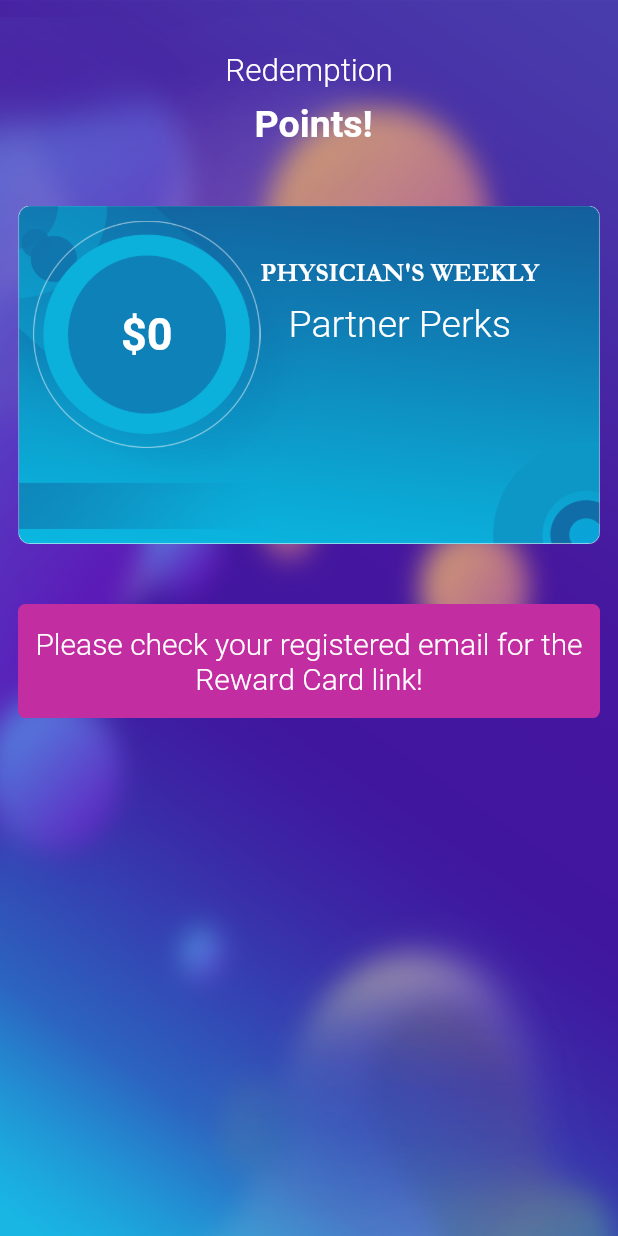
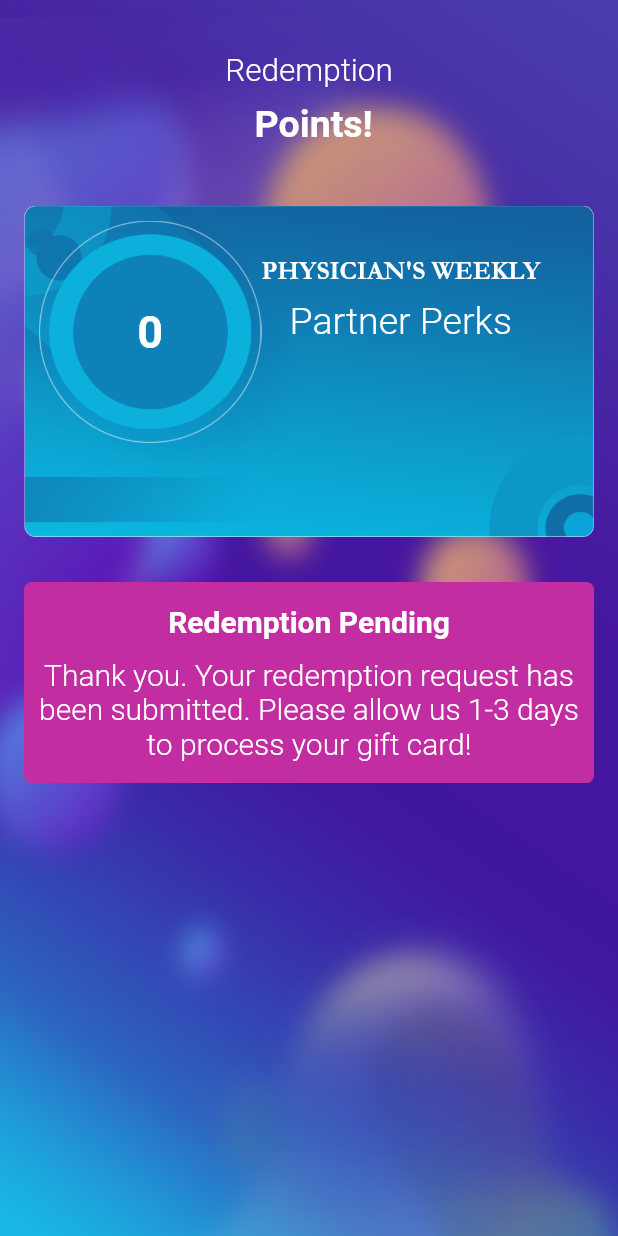
Before and after one commit to Ramanprimotech/PWapp, a Flutter app: the RewardView screen opened directly, on a phone screen of 412 x 824 dp. Run offline on Flutter 3.47's test engine with Material 2 defaults, Android fonts, the phone set to English and light mode, and no system bars; our stand-ins replace date_format, device_info_plus, dio, flutter_offline, geocoding, geolocator and 7 more; missing offline and left inert: connectivity_plus_web, flutter_barcode_scanner, image_picker_for_web, network_info_plus_web, shared_preferences_web; accounts and stored records are empty; network calls fail; Roboto replaces fonts that are missing (texgyreadventor-regular).

Commit message:
Redeem screen fixed

```diff
--- a/lib/views/rewards/Reward.dart
+++ b/lib/views/rewards/Reward.dart
@@ -1,7 +1,6 @@
-import 'dart:developer';
+
 import 'package:flutter_offline/flutter_offline.dart';
 import 'package:http/http.dart' as http;
-import 'package:pwlp/views/rewards/RedeemSuccess.dart';
 import '../../Model/common/MoneyData.dart';
 import '../../Model/common/PointsData.dart';
 import 'package:pwlp/pw_app.dart';
@@ -272,21 +271,21 @@ class _RewardViewState extends State<RewardView> {
     }
   }*/
 
-
-
   _redeemPointsNew(String pointStr) async {
     Utility().onLoading(context, true);
     SharedPreferences sharedPreferences = await SharedPreferences.getInstance();
     sharedPreferences = await SharedPreferences.getInstance();
     String uri = Api.baseUrl + Api().save_redemption;
     var request = http.MultipartRequest('POST', Uri.parse(uri));
-    request.fields['user_id']= sharedPreferences.getString("userID") ?? "";
-    request.fields['email']= sharedPreferences.getString('email') ?? "";
-    request.fields['speciality']= sharedPreferences.getString('specialty') ?? "";
-    request.fields['first_name']= sharedPreferences.getString('firstname') ?? "";
-    request.fields['last_name']= sharedPreferences.getString('lastname') ?? "";
-    request.fields['points']= pointInt.toString();
-    request.fields['amount']=  (pointInt/10).toString();
+    request.fields['user_id'] = sharedPreferences.getString("userID") ?? "";
+    request.fields['email'] = sharedPreferences.getString('email') ?? "";
+    request.fields['speciality'] =
+        sharedPreferences.getString('specialty') ?? "";
+    request.fields['first_name'] =
+        sharedPreferences.getString('firstname') ?? "";
+    request.fields['last_name'] = sharedPreferences.getString('lastname') ?? "";
+    request.fields['points'] = pointInt.toString();
+    request.fields['amount'] = (pointInt / 10).toString();
 
     // Send the request
     var response = await request.send();
@@ -344,30 +343,39 @@ class _RewardViewState extends State<RewardView> {
 
   @override
   Widget build(BuildContext context) {
-    final redeemScreen = Visibility(
-        child: Column(
-      children: <Widget>[
-        Column(
-          children: <Widget>[
-            const SizedBox(
-              height: 35.0,
+    final double amount = pointInt / 10;
+    return Scaffold(
+      body: OfflineBuilder(
+        debounceDuration: Duration.zero,
+        connectivityBuilder: (
+          BuildContext context,
+          ConnectivityResult connectivity,
+          Widget child,
+        ) {
+          if (connectivity == ConnectivityResult.none) {
+            return const ConnectivityMessage();
+          }
+          return child;
+        },
+        child: Container(
+          decoration: const BoxDecoration(
+            image: DecorationImage(
+              image: AssetImage('Assets/dashboard-bg.png'),
+              fit: BoxFit.fill,
+              alignment: Alignment.topCenter,
             ),
-            Center(
-              child: Text(
+          ),
+          child: ListView(
+            children: [
+              AppText(
                 redeemMsg,
-                style: const TextStyle(
                 fontSize: 21.0,
                 color: Colors.white,
-                    fontFamily: 'texgyreadventor-regular',
-                    fontWeight: FontWeight.w300),
+                fontWeight: FontWeight.w300,
                 textAlign: TextAlign.center,
+                padding: const EdgeInsets.only(top: 35, bottom: 8),
               ),
-            ),
-            const SizedBox(
-              height: 8.0,
-            ),
-            Center(
-              child: Text(
+              Text(
                 "$pointsToredeemStr Points!",
                 style: const TextStyle(
                     fontSize: 25.0,
@@ -376,22 +384,13 @@ class _RewardViewState extends State<RewardView> {
                     fontWeight: FontWeight.w700),
                 textAlign: TextAlign.center,
               ),
-            ),
-          ],
-        ),
-        const SizedBox(
-          height: 20.0,
-        ),
+
+              /// Card Image View
               Container(
-          margin: const EdgeInsets.only(left: 12.0, top: 20.0, right: 12.0),
+                margin: const EdgeInsets.only(left: 16, top: 40, right: 16),
                 child: Stack(
                   children: <Widget>[
-              Center(
-                child: Image.asset(
-                  'Assets/redeemBG.png',
-                  fit: BoxFit.fill,
-                ),
-              ),
+                    Image.asset('Assets/redeemBG.png', fit: BoxFit.fill),
                     Column(
                       children: <Widget>[
                         Row(
@@ -399,31 +398,29 @@ class _RewardViewState extends State<RewardView> {
                             Flexible(
                               flex: 5,
                               child: Padding(
-                          padding: const EdgeInsets.only(top: 10.0, left: 10.0),
-                          child: Container(
+                                padding: const EdgeInsets.only(
+                                    top: 10, left: 10),
                                 child: Center(
                                   child: Stack(
                                     alignment: Alignment.center,
                                     children: <Widget>[
-                                  Container(
-                                    child: Center(
+                                      Center(
                                         child: Image.asset(
                                           'Assets/redeemPointCir.png',
                                           fit: BoxFit.fill,
                                         ),
                                       ),
-                                  ),
                                       Text(
-                                    "\$$moneyStr",
+                                        amount.toStringAsFixed(0),
                                         textAlign: TextAlign.center,
                                         style: const TextStyle(
                                             fontSize: 30.0,
                                             color: Colors.white,
-                                        fontFamily: 'texgyreadventor-regular',
+                                            fontFamily:
+                                                'texgyreadventor-regular',
                                             fontWeight: FontWeight.w600),
                                       ),
                                     ],
-                              ),
                                   ),
                                 ),
                               ),
@@ -482,56 +479,38 @@ class _RewardViewState extends State<RewardView> {
                   ],
                 ),
               ),
-        const SizedBox(
-          height: 30.0,
-        ),
+
+              /// Card Image View
               Container(
                 margin: const EdgeInsets.only(
-              left: 12.0, top: 10.0, right: 12.0, bottom: 15.0),
+                    left: 16, top: 30.0, right: 16, bottom: 15.0),
                 padding: const EdgeInsets.only(
                     left: 10.0, top: 15.0, right: 10.0, bottom: 15.0),
                 decoration: const BoxDecoration(
-              borderRadius: BorderRadius.all(Radius.circular(5.0)),
+                    borderRadius: BorderRadius.all(
+                      Radius.circular(5.0),
+                    ),
                     color: Color(0xffc22ea1)),
-          child: const Text(
-            "Please check your registered email for the Reward Card link!",
+                child: Column(
+                  children: const [
+                    AppText("Redemption Pending", fontWeight: FontWeight.w600,
+                      fontSize: 20),
+                    SizedBox(height: 12),
+                    Text(
+                      "Thank you. Your redemption request has been submitted. Please allow us 1-3 days to process your gift card!",
                       style: TextStyle(
-                fontSize: 20.0,
+                          fontSize: 20,
                           color: Colors.white,
                           fontFamily: 'texgyreadventor-regular',
                           fontWeight: FontWeight.w300),
                       textAlign: TextAlign.center,
-            maxLines: 2,
+                      maxLines: 5,
+                    ),
+                  ],
                 ),
               ),
             ],
-    ));
-    return Scaffold(
-      body: OfflineBuilder(
-        debounceDuration: Duration.zero,
-        connectivityBuilder: (
-          BuildContext context,
-          ConnectivityResult connectivity,
-          Widget child,
-        ) {
-          if (connectivity == ConnectivityResult.none) {
-            return const ConnectivityMessage();
-          }
-          return child;
-        },
-        child: Stack(
-          children: <Widget>[
-            Container(
-              decoration: const BoxDecoration(
-                image: DecorationImage(
-                  image: AssetImage('Assets/dashboard-bg.png'),
-                  fit: BoxFit.fill,
-                  alignment: Alignment.topCenter,
           ),
-              ),
-            ),
-            redeemScreen
-          ],
         ),
       ),
     );
--- a/lib/views/wallet/Wallet.dart
+++ b/lib/views/wallet/Wallet.dart
@@ -24,7 +24,6 @@ class _WalletState extends State<Wallet> {
 
     dynamic data = json.decode(response.body);
 
-    print("fdsfsfsfsfsssfs $data");
     if (data['success']) {
       try {
         return (data['data'] as List)
@@ -171,11 +170,13 @@ class _WalletCard extends StatelessWidget {
                   isWallet
                       ? "Scanned Poster"
                       : wallet.catgory.toString() == "redemption"
-                          ? "Redemption"
+                          ? wallet.catgory.toString() == "redemption"
+                              ? "Wallet"
+                              : "Redemption"
                           : "Wallboard Poster",
                   fontSize: 20,
                 ),
-                SizedBox(height: 8),
+                const SizedBox(height: 8),
                 if (wallet.specialty.isNotEmpty)
                   _CardText(label: "Specialty", label2: wallet.specialty),
                 if (wallet.isApproved != "")
@@ -234,7 +235,7 @@ class _WalletCard extends StatelessWidget {
             child: ClipRRect(
               borderRadius: BorderRadius.circular(8),
               child: wallet.posterImage == null
-                  ? Container(child: Image.asset("Assets/walletCard.png"))
+                  ? Image.asset("Assets/walletCard.png")
                   : Image.network(
                       Api.baseImageUrl + wallet.posterImage!,
                       fit: BoxFit.cover,
@@ -252,14 +253,10 @@ class _CardText extends StatelessWidget {
     Key? key,
     this.label2,
     this.label,
-    this.fontSize,
-    this.isBold = true,
   }) : super(key: key);
 
   final String? label;
   final String? label2;
-  final double? fontSize;
-  final bool isBold;
 
   @override
   Widget build(BuildContext context) {
@@ -271,13 +268,13 @@ class _CardText extends StatelessWidget {
         children: [
           AppText(
             "$label: ",
-            fontSize: fontSize ?? 15,
+            fontSize: 15,
             color: Colors.white,
             fontWeight: FontWeight.w300,
           ),
           Expanded(
             child: AppText(label2 ?? "",
-                fontSize: fontSize ?? 16,
+                fontSize: 16,
                 color: Colors.white,
                 fontWeight: FontWeight.w500,
                 maxLines: 3),
```
Lines whose indentation alone changed are shown as unchanged.
